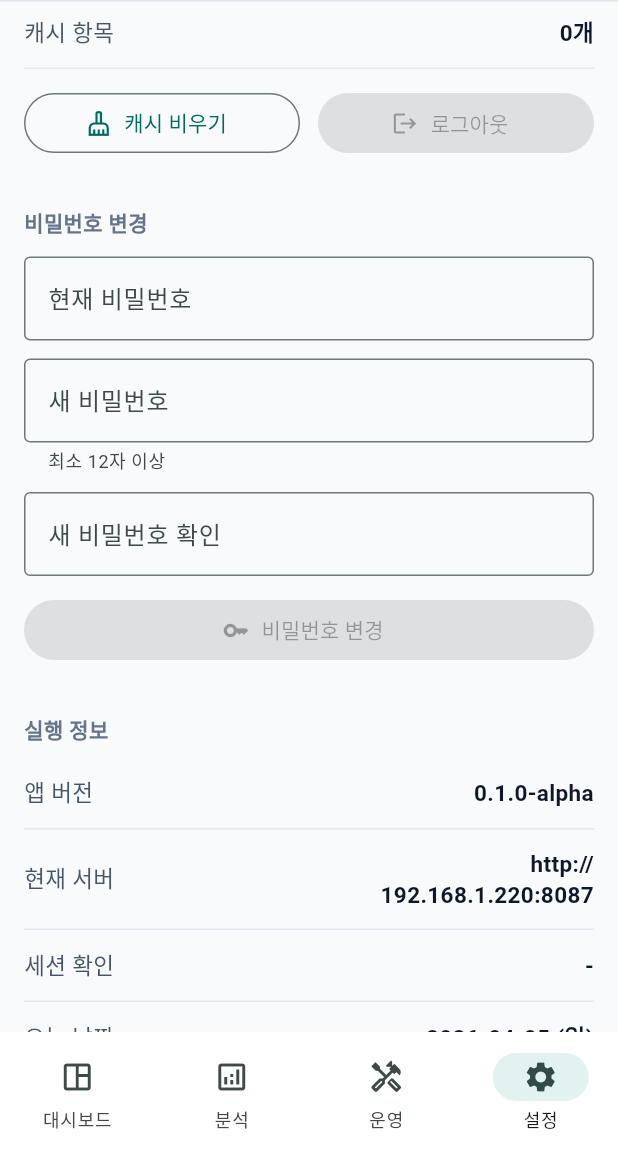
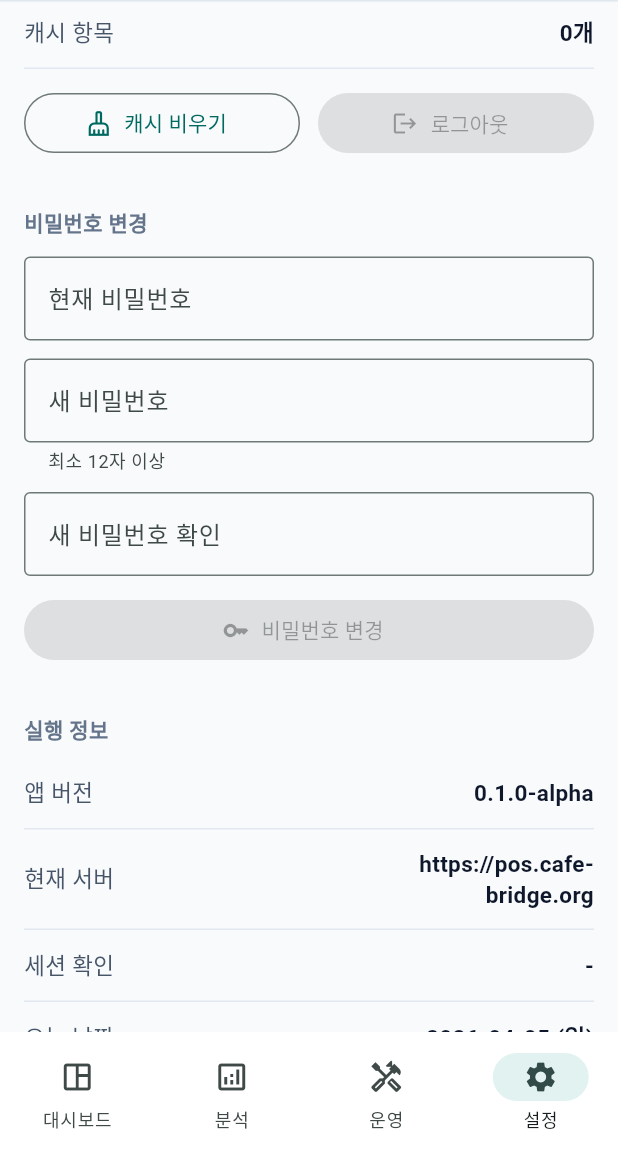
Before and after one commit to SangminLeeGit/easypos-flutter, a Flutter app: the MainLayout screen opened directly, item 4 of the bottom bar chosen, scrolled down 562 dp, on a phone screen of 412 x 824 dp, the part 84-1236 px from its top. Run offline on Flutter 3.47's test engine with Material 3 defaults, Android fonts, the phone set to English and light mode, and no system bars; our stand-ins replace shared_preferences; accounts and stored records are empty; network calls fail.

Commit message:
chore: 기본 서버 주소 https://pos.cafe-bridge.org 로 변경

```diff
--- a/lib/screens/login.dart
+++ b/lib/screens/login.dart
@@ -107,7 +107,7 @@ class _LoginScreenState extends State<LoginScreen> {
             controller: controller,
             decoration: const InputDecoration(
               border: OutlineInputBorder(),
-              hintText: 'http://192.168.1.220:8087',
+              hintText: 'https://pos.cafe-bridge.org',
             ),
           ),
           actions: [
--- a/lib/screens/settings.dart
+++ b/lib/screens/settings.dart
@@ -144,7 +144,7 @@ class _SettingsScreenState extends State<SettingsScreen> {
         ),
         const SizedBox(height: 6),
         const Text(
-          '기본 서버 주소는 192.168.1.220:8087 입니다.',
+          '기본 서버 주소는 pos.cafe-bridge.org 입니다.',
           style: TextStyle(color: Color(0xFF64748B)),
         ),
         const SizedBox(height: 24),
@@ -161,7 +161,7 @@ class _SettingsScreenState extends State<SettingsScreen> {
           controller: _controller,
           decoration: const InputDecoration(
             border: OutlineInputBorder(),
-            hintText: 'http://192.168.1.220:8087',
+            hintText: 'https://pos.cafe-bridge.org',
           ),
         ),
         const SizedBox(height: 12),
--- a/lib/services/api.dart
+++ b/lib/services/api.dart
@@ -15,7 +15,7 @@ class ApiResponse<T> {
 
 class ApiService {
   static const Duration _timeout = Duration(seconds: 15);
-  static const String _defaultBaseUrl = 'http://192.168.1.220:8087';
+  static const String _defaultBaseUrl = 'https://pos.cafe-bridge.org';
 
   static String defaultBaseUrl() {
     return _defaultBaseUrl;
```
